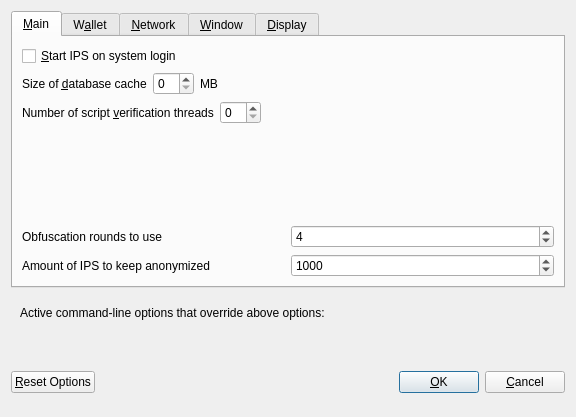
Above: src/qt/forms/optionsdialog.ui from hazzardt/midas before the change. Below: the same form after it.
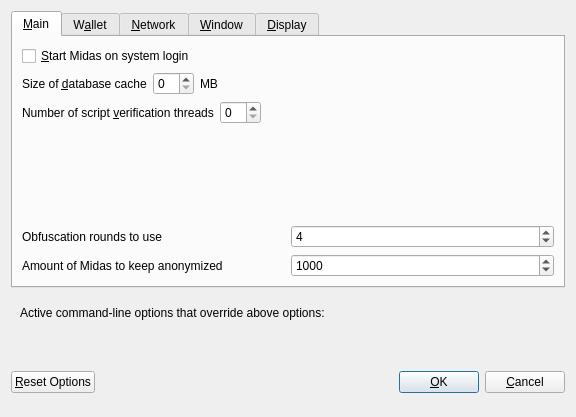
That is the form after the change. Custom widgets are drawn as their Qt base class.

The edit to the form file:
```diff
--- a/src/qt/forms/optionsdialog.ui
+++ b/src/qt/forms/optionsdialog.ui
@@ -33,7 +33,7 @@
           <string>Automatically start IPS after logging in to the system.</string>
          </property>
          <property name="text">
-          <string>&amp;Start IPS on system login</string>
+          <string>&amp;Start Midas on system login</string>
          </property>
         </widget>
        </item>
@@ -177,7 +177,7 @@
             <string notr="true"/>
            </property>
            <property name="text">
-            <string>Amount of IPS to keep anonymized</string>
+            <string>Amount of Midas to keep anonymized</string>
            </property>
           </widget>
          </item>
```
Left out of the diff: 8 changed lines with no effect on the pictures.
